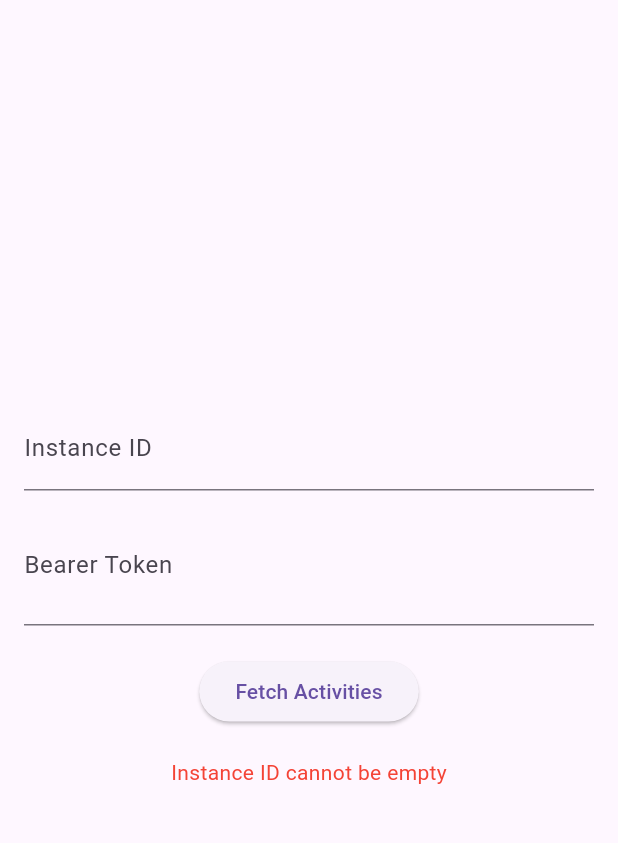
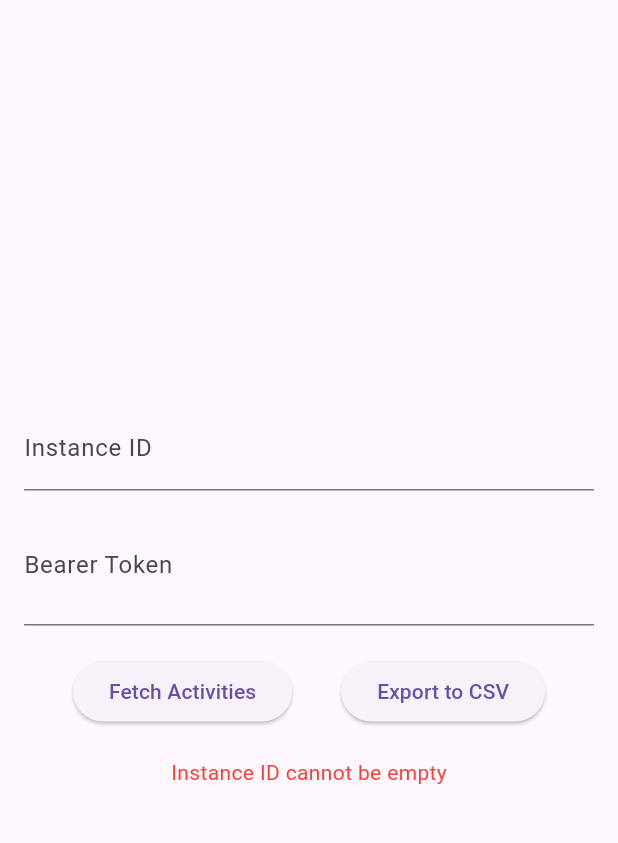
Before and after one commit to mirceaXcode/document-activity-app, a Flutter app: the screen it shows after launch, after a tap on "Fetch Activities", on a phone screen of 412 x 824 dp, the part 63-906 px from its top. Run offline on Flutter 3.47's test engine with Material 3 defaults, Android fonts, the phone set to English and light mode, and no system bars; our stand-ins replace file_picker.

Commit message:
Add CSV export

```diff
--- a/lib/main.dart
+++ b/lib/main.dart
@@ -2,6 +2,8 @@ import 'package:flutter/material.dart';
 import 'package:http/http.dart' as http;
 import 'dart:convert';
 import 'package:intl/intl.dart'; // For date formatting
+import 'dart:io'; // For file operations
+import 'package:file_picker/file_picker.dart'; // For file picker
 
 void main() {
   runApp(const MyApp());
@@ -82,7 +84,7 @@ class DocumentActivityState extends State<DocumentActivityScreen> {
             };
           }).toList();
         });
-      } else if (response.statusCode == 404 || response.statusCode == 433) {
+      } else if (response.statusCode == 404) {
         setState(() {
           _error = 'Invalid SessionID';
         });
@@ -103,6 +105,51 @@ class DocumentActivityState extends State<DocumentActivityScreen> {
       setState(() {
         _error = 'Network error: $e';
       });
+    }
+  }
+
+  Future<void> _exportToCSV() async {
+    if (_activities.isEmpty) {
+      setState(() {
+        _error = 'No data to export';
+      });
+      return;
+    }
+
+    // Generate CSV content
+    final String csvHeaders = 'ApiName,StartTime,EndTime,ProcessTime,StatusCode,InstanceId\n';
+    final String csvRows = _activities.map((activity) {
+      return '${activity['apiName']},${activity['startTime']},${activity['endTime']},${activity['processTime']},${activity['statusCode']},${activity['instanceId']}';
+    }).join('\n');
+    final String csvContent = csvHeaders + csvRows;
+
+    // Use file picker to select save location
+    final String? outputPath = await FilePicker.platform.saveFile(
+      dialogTitle: 'Save CSV File',
+      fileName: 'document_activities.csv',
+      type: FileType.custom,
+      allowedExtensions: ['csv'],
+    );
+
+    if (outputPath == null) {
+      setState(() {
+        _error = 'Export cancelled';
+      });
+      return;
+    }
+
+    try {
+      final file = File(outputPath);
+      await file.writeAsString(csvContent);
+      setState(() {
+        _error = 'CSV exported successfully to $outputPath';
+      });
+      debugPrint('CSV exported to: $outputPath');
+    } catch (e) {
+      setState(() {
+        _error = 'Failed to export CSV: $e';
+      });
+      debugPrint('CSV export failed: $e');
     }
   }
 
@@ -156,7 +203,13 @@ class DocumentActivityState extends State<DocumentActivityScreen> {
               maxLines: 2, // Allow multiple lines for token
             ),
             const SizedBox(height: 20),
-            ElevatedButton(onPressed: _fetchActivities, child: const Text('Fetch Activities')),
+            Row(
+              mainAxisAlignment: MainAxisAlignment.spaceEvenly,
+              children: [
+                ElevatedButton(onPressed: _fetchActivities, child: const Text('Fetch Activities')),
+                ElevatedButton(onPressed: _exportToCSV, child: const Text('Export to CSV')),
+              ],
+            ),
             const SizedBox(height: 20),
             if (_error.isNotEmpty)
               Text(_error, style: const TextStyle(color: Colors.red)),
--- a/pubspec.yaml
+++ b/pubspec.yaml
@@ -33,6 +33,7 @@ dependencies:
   http: ^1.2.1
   desktop_window: ^0.4.0
   intl: ^0.18.0 # for Epoch Time processing
+  file_picker: ^6.2.1
 
   # The following adds the Cupertino Icons font to your application.
   # Use with the CupertinoIcons class for iOS style icons.
```
